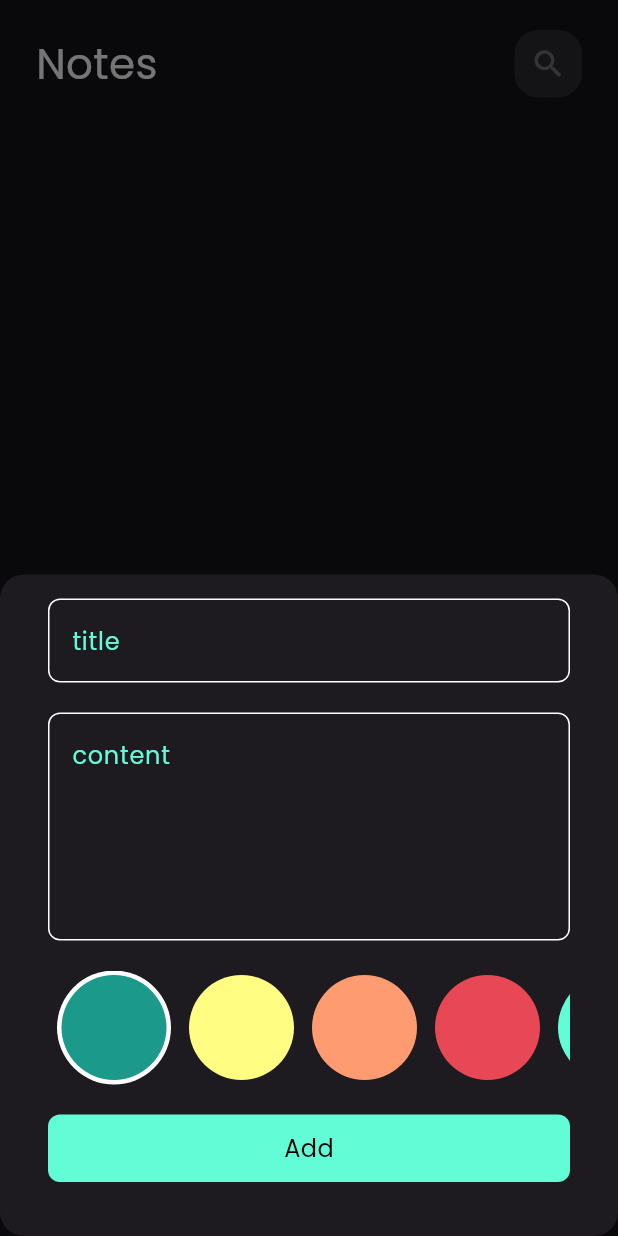
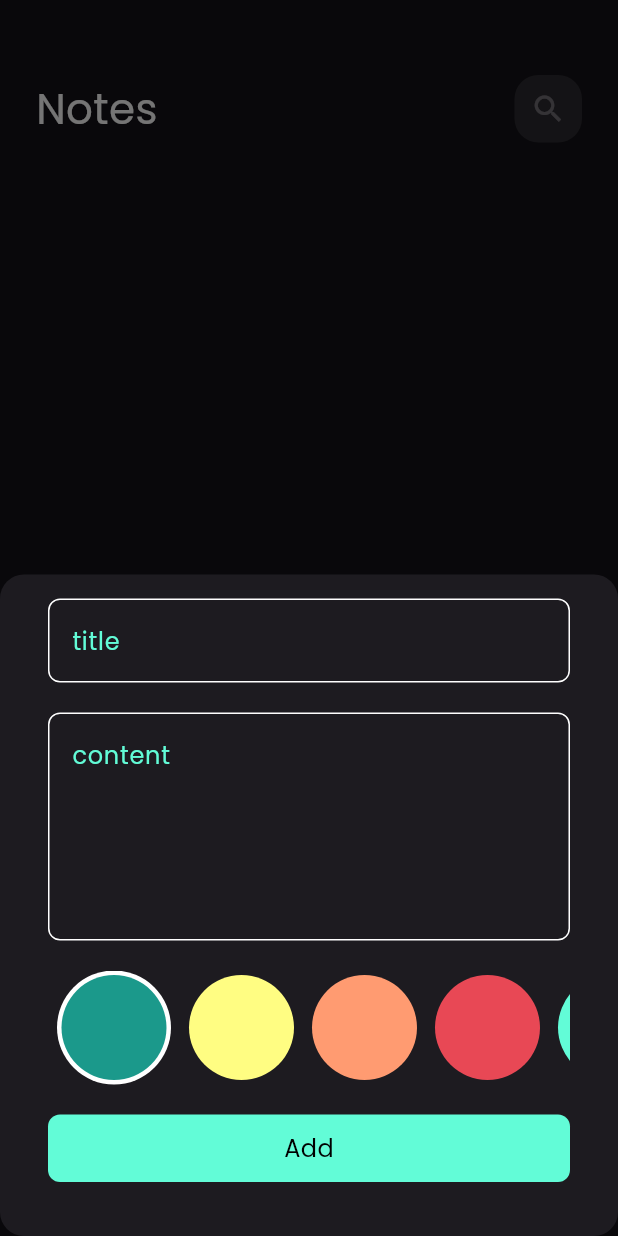
Before and after one commit to seifaboeleash/notes_app, a Flutter app: the screen it shows after launch, after a tap on the "add" icon, on a phone screen of 412 x 824 dp. Run offline on Flutter 3.47's test engine with Material 3 defaults, Android fonts, the phone set to English and light mode, and no system bars; our stand-ins replace flutter_bloc, font_awesome_flutter, hive, hive_flutter, modal_progress_hud_nsn; accounts and stored records are empty.

```diff
--- a/lib/widgets/custom_note_item.dart
+++ b/lib/widgets/custom_note_item.dart
@@ -7,6 +7,7 @@ import 'package:notes_app/constants.dart';
 import 'package:notes_app/cubits/notes_cubit/notes_cubit.dart';
 import 'package:notes_app/models/note_model.dart';
 import 'package:notes_app/views/edit_note_view.dart';
+import 'package:notes_app/widgets/add_note_form.dart';
 import 'package:notes_app/widgets/edit_note_view_body.dart';
 
 class NoteItem extends StatelessWidget {
@@ -56,6 +57,7 @@ class NoteItem extends StatelessWidget {
               trailing: IconButton(
                 onPressed: () {
                   note.delete();
+                  showSnackBar(context, 'Note Deleted Successfully!');
                   BlocProvider.of<NotesCubit>(context).fetchNotes();
                 },
                 icon: const Icon(FontAwesomeIcons.trash ),
--- a/lib/widgets/edit_note_view_body.dart
+++ b/lib/widgets/edit_note_view_body.dart
@@ -3,10 +3,11 @@ import 'package:flutter_bloc/flutter_bloc.dart';
 import 'package:notes_app/constants.dart';
 import 'package:notes_app/cubits/notes_cubit/notes_cubit.dart';
 import 'package:notes_app/models/note_model.dart';
+import 'package:notes_app/widgets/add_note_form.dart';
 import 'package:notes_app/widgets/colors_list_view.dart';
 import 'package:notes_app/widgets/custom_Text_field.dart';
 import 'package:notes_app/widgets/custom_app_bar.dart';
-import 'package:notes_app/widgets/edit_colors_lis_view.dart';
+import 'package:notes_app/widgets/edit_colors_list_view.dart';
 
 class EditNoteViewBody extends StatefulWidget {
    const EditNoteViewBody({super.key, required this.note,});
@@ -35,6 +36,7 @@ class _EditNoteViewBodyState extends State<EditNoteViewBody> {
                 widget.note.save();
                 Navigator.pop(context);
                 BlocProvider.of<NotesCubit>(context).fetchNotes();
+                showSnackBar(context, 'Note Edited Successfully!');
               },
               title: 'Edit Note',
               icon: Icons.check,
--- a/lib/widgets/notes_view_body.dart
+++ b/lib/widgets/notes_view_body.dart
@@ -29,7 +29,7 @@ class _NotesViewBodyState extends State<NotesViewBody> {
       child: const Column(
         children: [
           SizedBox(
-            height: 20,
+            height: 50,
           ),
           CustomAppBar(
             title: 'Notes',
```
Also changed, not shown: lib/widgets/add_note_form.dart (+9 -1 lines), lib/widgets/edit_colors_list_view.dart (renamed from lib/widgets/edit_colors_lis_view.dart).
